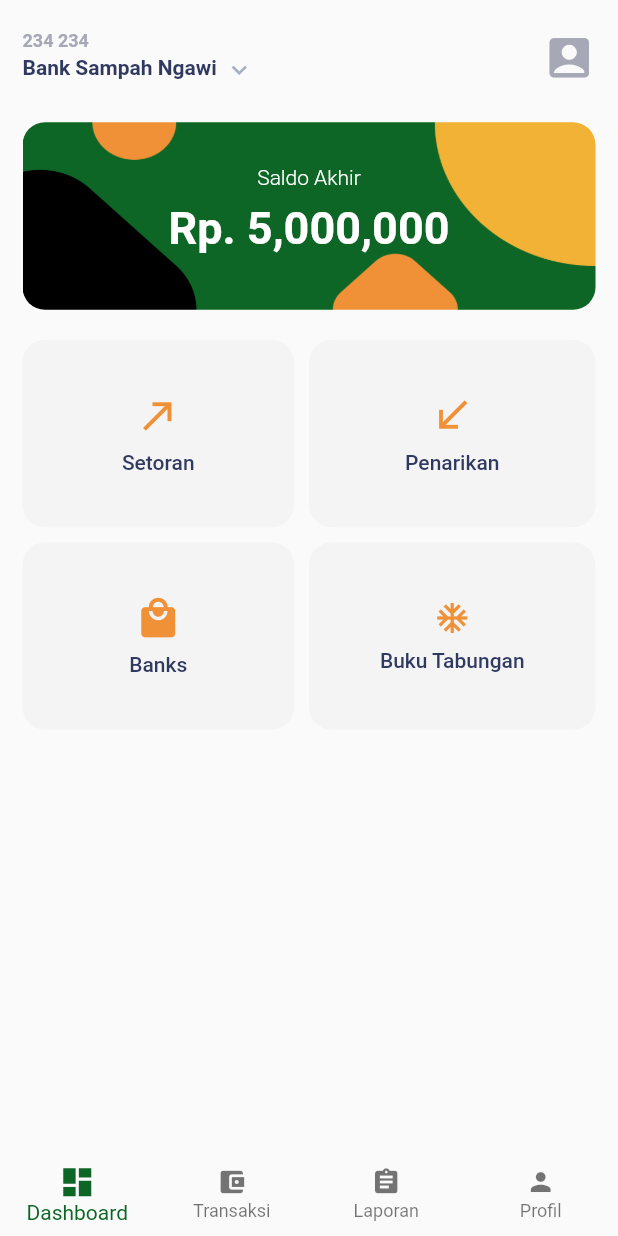
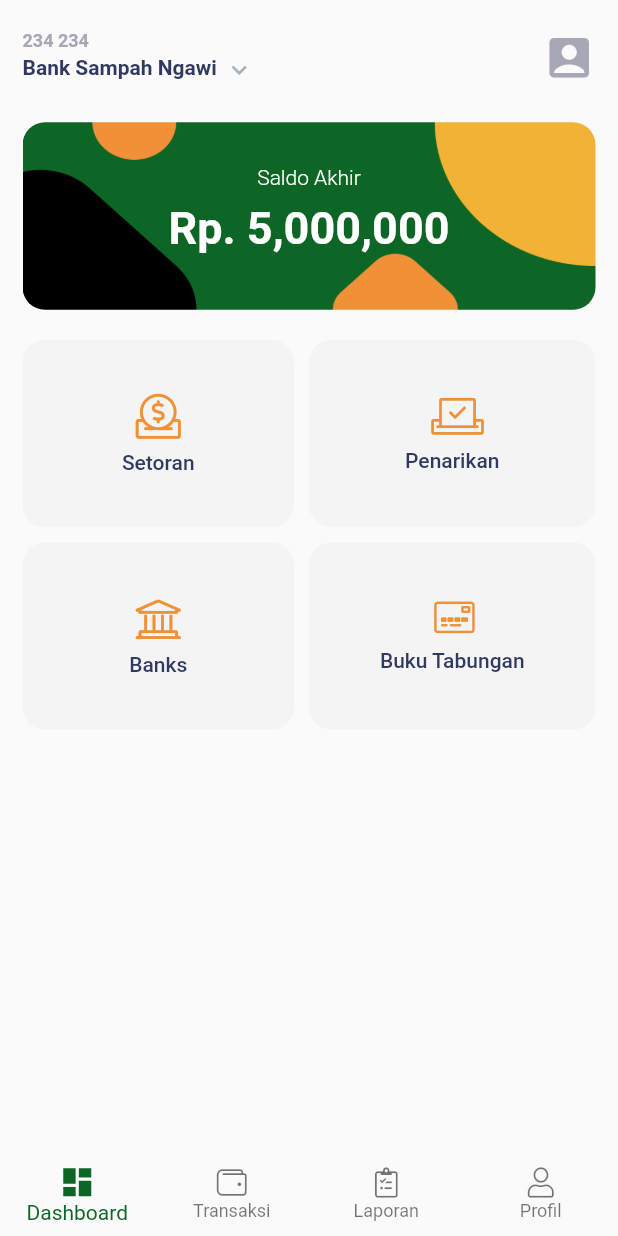
Before and after one commit to luthfiajiw/bankboo, a Flutter app: the HomeScreen screen opened by its route, on a phone screen of 412 x 824 dp. Run offline on Flutter 3.47's test engine with Material 2 defaults, Android fonts, the phone set to English and light mode, and no system bars; our stand-ins replace dio, flushbar, flutter_spinkit, shared_preferences; missing offline and left inert: flutter_stetho; accounts and stored records are empty; generated files the repository leaves out were written again.

Commit message:
change base icon

```diff
--- a/lib/pages/dashboard/dashboard_view.dart
+++ b/lib/pages/dashboard/dashboard_view.dart
@@ -2,6 +2,7 @@ import 'package:bankboo/pages/dashboard/local_widgets/ending_balance.dart';
 import 'package:bankboo/pages/dashboard/local_widgets/menu.dart';
 import 'package:bankboo/pages/dashboard/local_widgets/saving_books_dropdown.dart';
 import 'package:bankboo/pages/dashboard/saving_books_modal_bottomsheet.dart';
+import 'package:bankboo/shared/bankboo_light_icon_icons.dart';
 import 'package:bankboo/shared/palette.dart';
 import 'package:flutter/cupertino.dart';
 import 'package:flutter/material.dart';
@@ -62,12 +63,12 @@ class _DashboardViewState extends State<DashboardView> {
                   Menu(
                     title: 'Setoran',
                     margin: EdgeInsets.only(right: 10),
-                    icon: Icon(Icons.call_made, size: 30, color: Palette.secondary,),
+                    icon: Icon(BankbooLightIcon.donate, size: 30, color: Palette.secondary,),
                     onTap: (){},
                   ),
                   Menu(
                     title: 'Penarikan',
-                    icon: Icon(Icons.call_received, size: 30, color: Palette.secondary,),
+                    icon: Icon(BankbooLightIcon.vote_yea, size: 28, color: Palette.secondary,),
                     onTap: (){},
                   )
                 ],
@@ -81,12 +82,12 @@ class _DashboardViewState extends State<DashboardView> {
                   Menu(
                     margin: EdgeInsets.only(right: 10),
                     title: 'Banks',
-                    icon: Icon(Icons.local_mall, size: 30, color: Palette.secondary,),
+                    icon: Icon(BankbooLightIcon.university, size: 30, color: Palette.secondary,),
                     onTap: (){},
                   ),
                   Menu(
                     title: 'Buku Tabungan',
-                    icon: Icon(Icons.ac_unit, color: Palette.secondary,),
+                    icon: Icon(BankbooLightIcon.credit_card_front, color: Palette.secondary,),
                     onTap: (){},
                   )
                 ],
--- a/lib/pages/profile/profile_view.dart
+++ b/lib/pages/profile/profile_view.dart
@@ -1,4 +1,5 @@
 import 'package:bankboo/core/constants/route_paths.dart';
+import 'package:bankboo/shared/bankboo_light_icon_icons.dart';
 import 'package:bankboo/shared/palette.dart';
 import 'package:bankboo/shared/widgets/profile_tile.dart';
 import 'package:flutter/cupertino.dart';
@@ -72,13 +73,13 @@ class _ProfileViewState extends State<ProfileView> {
                     child: Column(
                       children: <Widget>[
                         ProfileTile(
-                          leading: Icons.location_on,
+                          leading: BankbooLightIcon.map_marker_alt,
                           title: "Alamat",
                           content: "Jl. Mertilang XII Blok KB3 No. 4, Pondok Pucung, Pondok Aren, Tangerang Selatan, Banten",
                         ),
                         SizedBox(height: 20,),
                         ProfileTile(
-                          leading: Icons.phone,
+                          leading: BankbooLightIcon.phone,
                           title: "No. Handphone",
                           content: "082246854054",
                         )
--- a/lib/pages/signin/signin_view.dart
+++ b/lib/pages/signin/signin_view.dart
@@ -1,5 +1,6 @@
 import 'package:bankboo/core/constants/route_paths.dart';
 import 'package:bankboo/pages/signin/signin_service.dart';
+import 'package:bankboo/shared/bankboo_light_icon_icons.dart';
 import 'package:bankboo/shared/palette.dart';
 import 'package:bankboo/utils/string_extension.dart';
 import 'package:bankboo/shared/widgets/custom_filled_button.dart';
@@ -65,9 +66,11 @@ class _SigninViewState extends State<SigninView> {
   _showSnackbar(GenericFetchError error) {
     flush = Flushbar<bool>(
       backgroundColor: Colors.redAccent,
-      messageText: Column(
-        crossAxisAlignment: CrossAxisAlignment.center,
+      messageText: Row(
+        mainAxisAlignment: MainAxisAlignment.center,
         children: <Widget>[
+          Icon(BankbooLightIcon.info_square, size: 14, color: Colors.white,),
+          SizedBox(width: 5,),
           Text('${error.error.message.capitalize()}', style: TextStyle(color: Colors.white, fontSize: 12), textAlign: TextAlign.center,),
         ],
       ),
@@ -117,7 +120,7 @@ class _SigninViewState extends State<SigninView> {
                           padding: const EdgeInsets.symmetric(vertical: 20.0),
                           child: CustomTextField(
                             label: 'Email',
-                            prefixIcon: Icon(Icons.mail_outline, color: Palette.grey,),
+                            prefixIcon: Icon(BankbooLightIcon.envelope, color: Palette.grey,),
                             focusNode: emailFocus,
                             onSaved: (value) => service.setEmail(value),
                             validator: (value) {
@@ -130,12 +133,12 @@ class _SigninViewState extends State<SigninView> {
                         ),
                         CustomTextField(
                           label: 'Password',
-                          prefixIcon: Icon(Icons.lock_outline, color: Palette.grey,),
+                          prefixIcon: Icon(BankbooLightIcon.lock, color: Palette.grey,),
                           focusNode: pswFocus,
                           obscureText: !service.isVisible,
                           onSaved: (value) => service.setPassword(value),
                           suffixIcon: IconButton(
-                            icon: Icon(!service.isVisible ? Icons.visibility_off : Icons.visibility, color: Palette.grey,),
+                            icon: Icon(!service.isVisible ? BankbooLightIcon.eye_slash : BankbooLightIcon.eye, color: Palette.grey, size: 18,),
                             onPressed: () => service.setVisible(!service.isVisible)
                           ),
                           validator: (value) {
--- a/lib/screens/home_screen.dart
+++ b/lib/screens/home_screen.dart
@@ -1,6 +1,7 @@
 import 'package:bankboo/pages/dashboard/dashboard_view.dart';
 import 'package:bankboo/pages/profile/profile_view.dart';
 import 'package:bankboo/pages/transaction/transaction_view.dart';
+import 'package:bankboo/shared/bankboo_light_icon_icons.dart';
 import 'package:bankboo/shared/palette.dart';
 import 'package:flutter/cupertino.dart';
 import 'package:flutter/material.dart';
@@ -43,15 +44,15 @@ class _HomeScreenState extends State<HomeScreen> {
             title: Text('Dashboard', style: TextStyle(fontSize: 10.0))
           ),
           BottomNavigationBarItem(
-            icon: Icon(Icons.account_balance_wallet),
+            icon: Icon(BankbooLightIcon.wallet),
             title: Text('Transaksi', style: TextStyle(fontSize: 10.0))
           ),
           BottomNavigationBarItem(
-            icon: Icon(Icons.assignment),
+            icon: Icon(BankbooLightIcon.clipboard_list_check),
             title: Text('Laporan', style: TextStyle(fontSize: 10.0))
           ),
           BottomNavigationBarItem(
-            icon: Icon(Icons.person),
+            icon: Icon(BankbooLightIcon.user),
             title: Text('Profil', style: TextStyle(fontSize: 10.0))
           ),
         ]
--- /dev/null
+++ b/lib/shared/bankboo_light_icon_icons.dart
@@ -0,0 +1,80 @@
+/// Flutter icons BankbooLightIcon
+/// Copyright (C) 2020 by original authors @ fluttericon.com, fontello.com
+/// This font was generated by FlutterIcon.com, which is derived from Fontello.
+///
+/// To use this font, place it in your fonts/ directory and include the
+/// following in your pubspec.yaml
+///
+/// flutter:
+///   fonts:
+///    - family:  BankbooLightIcon
+///      fonts:
+///       - asset: fonts/BankbooLightIcon.ttf
+///
+///
+///
+import 'package:flutter/widgets.dart';
+
+class BankbooLightIcon {
+  BankbooLightIcon._();
+
+  static const _kFontFam = 'BankbooLightIcon';
+  static const _kFontPkg = null;
+
+  static const IconData wallet = IconData(0xe800, fontFamily: _kFontFam, fontPackage: _kFontPkg);
+  static const IconData user = IconData(0xe801, fontFamily: _kFontFam, fontPackage: _kFontPkg);
+  static const IconData university = IconData(0xe802, fontFamily: _kFontFam, fontPackage: _kFontPkg);
+  static const IconData sort_amount_up = IconData(0xe803, fontFamily: _kFontFam, fontPackage: _kFontPkg);
+  static const IconData sort_amount_down = IconData(0xe804, fontFamily: _kFontFam, fontPackage: _kFontPkg);
+  static const IconData sort_alpha_up = IconData(0xe805, fontFamily: _kFontFam, fontPackage: _kFontPkg);
+  static const IconData sort_alpha_down = IconData(0xe806, fontFamily: _kFontFam, fontPackage: _kFontPkg);
+  static const IconData sliders_v = IconData(0xe807, fontFamily: _kFontFam, fontPackage: _kFontPkg);
+  static const IconData sign_out_alt = IconData(0xe808, fontFamily: _kFontFam, fontPackage: _kFontPkg);
+  static const IconData sign_out = IconData(0xe809, fontFamily: _kFontFam, fontPackage: _kFontPkg);
+  static const IconData sign_in_alt = IconData(0xe80a, fontFamily: _kFontFam, fontPackage: _kFontPkg);
+  static const IconData sign_in = IconData(0xe80b, fontFamily: _kFontFam, fontPackage: _kFontPkg);
+  static const IconData search = IconData(0xe80c, fontFamily: _kFontFam, fontPackage: _kFontPkg);
+  static const IconData sack = IconData(0xe80d, fontFamily: _kFontFam, fontPackage: _kFontPkg);
+  static const IconData qrcode = IconData(0xe80e, fontFamily: _kFontFam, fontPackage: _kFontPkg);
+  static const IconData phone = IconData(0xe80f, fontFamily: _kFontFam, fontPackage: _kFontPkg);
+  static const IconData money_check_alt = IconData(0xe810, fontFamily: _kFontFam, fontPackage: _kFontPkg);
+  static const IconData money_check = IconData(0xe811, fontFamily: _kFontFam, fontPackage: _kFontPkg);
+  static const IconData money_bill_wave_alt = IconData(0xe812, fontFamily: _kFontFam, fontPackage: _kFontPkg);
+  static const IconData money_bill_wave = IconData(0xe813, fontFamily: _kFontFam, fontPackage: _kFontPkg);
+  static const IconData money_bill_alt = IconData(0xe814, fontFamily: _kFontFam, fontPackage: _kFontPkg);
+  static const IconData money_bill = IconData(0xe815, fontFamily: _kFontFam, fontPackage: _kFontPkg);
+  static const IconData map_marker_smile = IconData(0xe816, fontFamily: _kFontFam, fontPackage: _kFontPkg);
+  static const IconData map_marker_alt = IconData(0xe817, fontFamily: _kFontFam, fontPackage: _kFontPkg);
+  static const IconData map_marked_alt = IconData(0xe818, fontFamily: _kFontFam, fontPackage: _kFontPkg);
+  static const IconData map_marked = IconData(0xe819, fontFamily: _kFontFam, fontPackage: _kFontPkg);
+  static const IconData lock = IconData(0xe81a, fontFamily: _kFontFam, fontPackage: _kFontPkg);
+  static const IconData lock_alt = IconData(0xe81b, fontFamily: _kFontFam, fontPackage: _kFontPkg);
+  static const IconData info_square = IconData(0xe81c, fontFamily: _kFontFam, fontPackage: _kFontPkg);
+  static const IconData info = IconData(0xe81d, fontFamily: _kFontFam, fontPackage: _kFontPkg);
+  static const IconData globe = IconData(0xe81e, fontFamily: _kFontFam, fontPackage: _kFontPkg);
+  static const IconData eye_slash = IconData(0xe81f, fontFamily: _kFontFam, fontPackage: _kFontPkg);
+  static const IconData eye = IconData(0xe820, fontFamily: _kFontFam, fontPackage: _kFontPkg);
+  static const IconData envelope_square = IconData(0xe821, fontFamily: _kFontFam, fontPackage: _kFontPkg);
+  static const IconData envelope_open_text = IconData(0xe822, fontFamily: _kFontFam, fontPackage: _kFontPkg);
+  static const IconData envelope_open_dollar = IconData(0xe823, fontFamily: _kFontFam, fontPackage: _kFontPkg);
+  static const IconData envelope_open = IconData(0xe824, fontFamily: _kFontFam, fontPackage: _kFontPkg);
+  static const IconData envelope = IconData(0xe825, fontFamily: _kFontFam, fontPackage: _kFontPkg);
+  static const IconData edit = IconData(0xe826, fontFamily: _kFontFam, fontPackage: _kFontPkg);
+  static const IconData donate = IconData(0xe827, fontFamily: _kFontFam, fontPackage: _kFontPkg);
+  static const IconData credit_card_front = IconData(0xe828, fontFamily: _kFontFam, fontPackage: _kFontPkg);
+  static const IconData credit_card = IconData(0xe829, fontFamily: _kFontFam, fontPackage: _kFontPkg);
+  static const IconData cog = IconData(0xe82a, fontFamily: _kFontFam, fontPackage: _kFontPkg);
+  static const IconData clipboard_list_check = IconData(0xe82b, fontFamily: _kFontFam, fontPackage: _kFontPkg);
+  static const IconData clipboard_list = IconData(0xe82c, fontFamily: _kFontFam, fontPackage: _kFontPkg);
+  static const IconData chart_bar = IconData(0xe82d, fontFamily: _kFontFam, fontPackage: _kFontPkg);
+  static const IconData barcode_scan = IconData(0xe82e, fontFamily: _kFontFam, fontPackage: _kFontPkg);
+  static const IconData barcode_read = IconData(0xe82f, fontFamily: _kFontFam, fontPackage: _kFontPkg);
+  static const IconData barcode = IconData(0xe830, fontFamily: _kFontFam, fontPackage: _kFontPkg);
+  static const IconData ballot_check = IconData(0xe831, fontFamily: _kFontFam, fontPackage: _kFontPkg);
+  static const IconData ballot = IconData(0xe832, fontFamily: _kFontFam, fontPackage: _kFontPkg);
+  static const IconData badge_dollar = IconData(0xe833, fontFamily: _kFontFam, fontPackage: _kFontPkg);
+  static const IconData badge_check = IconData(0xe834, fontFamily: _kFontFam, fontPackage: _kFontPkg);
+  static const IconData badge = IconData(0xe835, fontFamily: _kFontFam, fontPackage: _kFontPkg);
+  static const IconData analytics = IconData(0xe836, fontFamily: _kFontFam, fontPackage: _kFontPkg);
+  static const IconData vote_yea = IconData(0xe837, fontFamily: _kFontFam, fontPackage: _kFontPkg);
+}
--- a/lib/shared/widgets/deposit_tile.dart
+++ b/lib/shared/widgets/deposit_tile.dart
@@ -1,3 +1,4 @@
+import 'package:bankboo/shared/bankboo_light_icon_icons.dart';
 import 'package:bankboo/shared/palette.dart';
 import 'package:flutter/cupertino.dart';
 import 'package:flutter/material.dart';
@@ -31,7 +32,7 @@ class DepositTile extends StatelessWidget {
                   borderRadius: BorderRadius.circular(10),
                   color: Palette.primary
                 ),
-                child: Icon(Icons.call_made, color: Colors.white,),
+                child: Icon(BankbooLightIcon.donate, color: Colors.white,),
               ),
               Container(
                 margin: EdgeInsets.only(left: 10),
--- a/lib/shared/widgets/withdrawal_tile.dart
+++ b/lib/shared/widgets/withdrawal_tile.dart
@@ -1,3 +1,4 @@
+import 'package:bankboo/shared/bankboo_light_icon_icons.dart';
 import 'package:bankboo/shared/palette.dart';
 import 'package:flutter/material.dart';
 
@@ -29,7 +30,7 @@ class WithdrawalTile extends StatelessWidget {
                   borderRadius: BorderRadius.circular(10),
                   color: Palette.tertiary
                 ),
-                child: Icon(Icons.call_received, color: Colors.white,),
+                child: Icon(BankbooLightIcon.vote_yea, color: Colors.white,),
               ),
               Container(
                 margin: EdgeInsets.only(left: 10),
```
Also changed, not shown: pubspec.yaml (+4 -11 lines), lib/assets/fonts/BankbooLightIcon.ttf (added).
